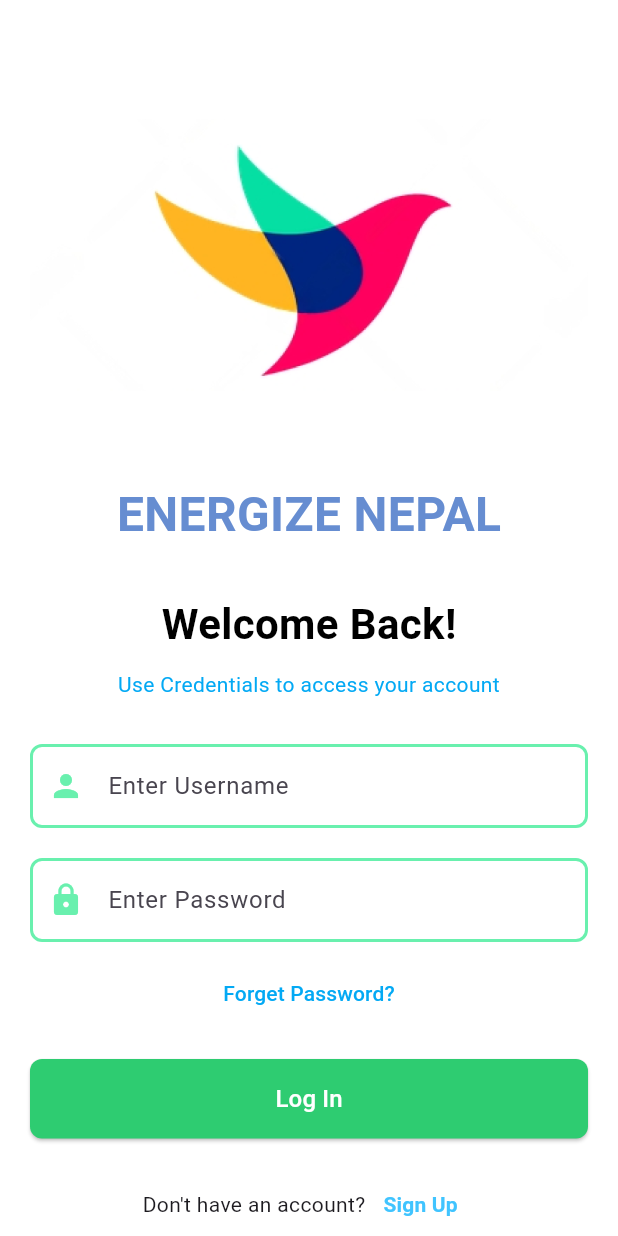
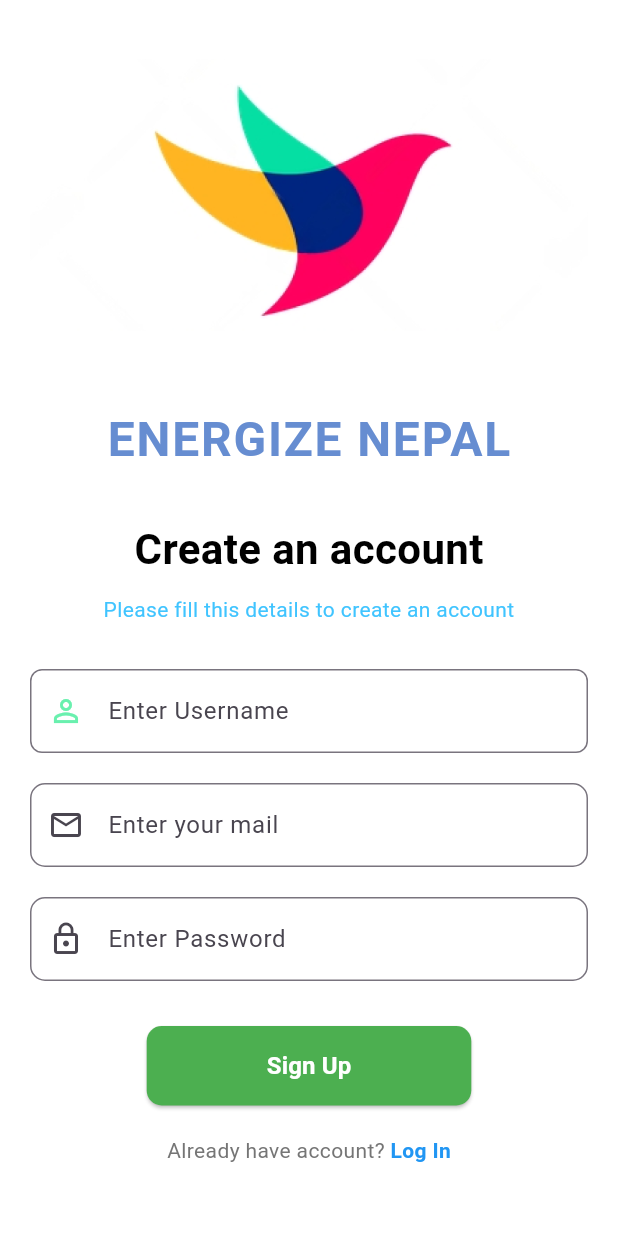
Before and after one commit to jerryka2/first_sprint, a Flutter app: the screen it shows after launch, after a tap on "Sign Up", on a phone screen of 412 x 824 dp. Run offline on Flutter 3.47's test engine with Material 3 defaults, Android fonts, the phone set to English and light mode, and no system bars.

Commit message:
some change

```diff
--- a/lib/view/login_screen.dart
+++ b/lib/view/login_screen.dart
@@ -1,3 +1,4 @@
+import 'package:first_sprint/view/signup_screen.dart';
 import 'package:flutter/material.dart';
 
 class LoginScreen extends StatelessWidget {
@@ -119,7 +120,13 @@ class LoginScreen extends StatelessWidget {
                 children: [
                   const Text("Don't have an account?"),
                   TextButton(
-                    onPressed: () {},
+                    onPressed: () {
+                      Navigator.push(
+                        context,
+                        MaterialPageRoute(
+                            builder: (context) => const SignUpPage()),
+                      );
+                    },
                     child: const Text(
                       'Sign Up',
                       style: TextStyle(
--- a/lib/view/signup_screen.dart
+++ b/lib/view/signup_screen.dart
@@ -0,0 +1,147 @@
+import 'package:first_sprint/view/login_screen.dart';
+import 'package:flutter/material.dart';
+
+class SignUpPage extends StatelessWidget {
+  const SignUpPage({super.key});
+
+  @override
+  Widget build(BuildContext context) {
+    return Scaffold(
+      backgroundColor: const Color.fromARGB(255, 255, 255, 255),
+      body: SafeArea(
+        child: Padding(
+          padding: const EdgeInsets.symmetric(horizontal: 20.0),
+          child: Column(
+            crossAxisAlignment: CrossAxisAlignment.center,
+            children: [
+              const SizedBox(height: 20),
+              // Logo
+              Image.asset(
+                'assets/images/image_2.png', // Replace with your logo asset path
+                height: 220,
+              ),
+              const SizedBox(height: 30),
+              // Title
+              const Text(
+                'ENERGIZE NEPAL',
+                style: TextStyle(
+                    fontSize: 32,
+                    fontWeight: FontWeight.bold,
+                    letterSpacing: 1.2,
+                    color: Color.fromARGB(255, 102, 141, 209)),
+              ),
+              const SizedBox(height: 30),
+              // Subtitle
+              const Text(
+                'Create an account',
+                style: TextStyle(
+                  fontSize: 28,
+                  fontWeight: FontWeight.bold,
+                  color: Colors.black,
+                ),
+              ),
+              const SizedBox(height: 10),
+              const Text(
+                'Please fill this details to create an account',
+                style: TextStyle(
+                  fontSize: 14,
+                  color: Colors.lightBlueAccent,
+                ),
+                textAlign: TextAlign.center,
+              ),
+              const SizedBox(height: 30),
+              // Input Fields
+              TextField(
+                decoration: InputDecoration(
+                  prefixIcon: const Icon(
+                    Icons.person_outline,
+                    color: Colors.greenAccent,
+                  ),
+                  hintText: 'Enter Username',
+                  border: OutlineInputBorder(
+                    borderSide:
+                        const BorderSide(color: Colors.greenAccent, width: 2.0),
+                    borderRadius: BorderRadius.circular(8),
+                  ),
+                ),
+              ),
+              const SizedBox(height: 20),
+              TextField(
+                decoration: InputDecoration(
+                  prefixIcon: const Icon(Icons.email_outlined),
+                  hintText: 'Enter your mail',
+                  border: OutlineInputBorder(
+                    borderRadius: BorderRadius.circular(10),
+                  ),
+                ),
+              ),
+              const SizedBox(height: 20),
+              TextField(
+                obscureText: true,
+                decoration: InputDecoration(
+                  prefixIcon: const Icon(Icons.lock_outline),
+                  hintText: 'Enter Password',
+                  border: OutlineInputBorder(
+                    borderRadius: BorderRadius.circular(10),
+                  ),
+                ),
+              ),
+              const SizedBox(height: 30),
+              // Sign-Up Button
+              ElevatedButton(
+                onPressed: () {},
+                style: ElevatedButton.styleFrom(
+                  backgroundColor: Colors.green,
+                  shape: RoundedRectangleBorder(
+                    borderRadius: BorderRadius.circular(10),
+                  ),
+                  padding:
+                      const EdgeInsets.symmetric(vertical: 15, horizontal: 80),
+                ),
+                child: const Text(
+                  'Sign Up',
+                  style: TextStyle(
+                    fontSize: 16,
+                    fontWeight: FontWeight.bold,
+                    color: Colors.white,
+                  ),
+                ),
+              ),
+              const SizedBox(height: 20),
+              // Login Link
+              Row(
+                mainAxisAlignment: MainAxisAlignment.center,
+                children: [
+                  Text(
+                    'Already have account? ',
+                    style: TextStyle(
+                      color: Colors.grey[600],
+                      fontSize: 14,
+                    ),
+                  ),
+                  GestureDetector(
+                    onTap: () {
+                      Navigator.push(
+                        context,
+                        MaterialPageRoute(
+                            builder: (context) => const LoginScreen()),
+                      );
+                    },
+                    child: const Text(
+                      'Log In',
+                      style: TextStyle(
+                        color: Colors.blue,
+                        fontSize: 14,
+                        fontWeight: FontWeight.bold,
+                      ),
+                    ),
+                  ),
+                ],
+              ),
+            ],
+          ),
+        ),
+      ),
+    );
+  }
+}
```
